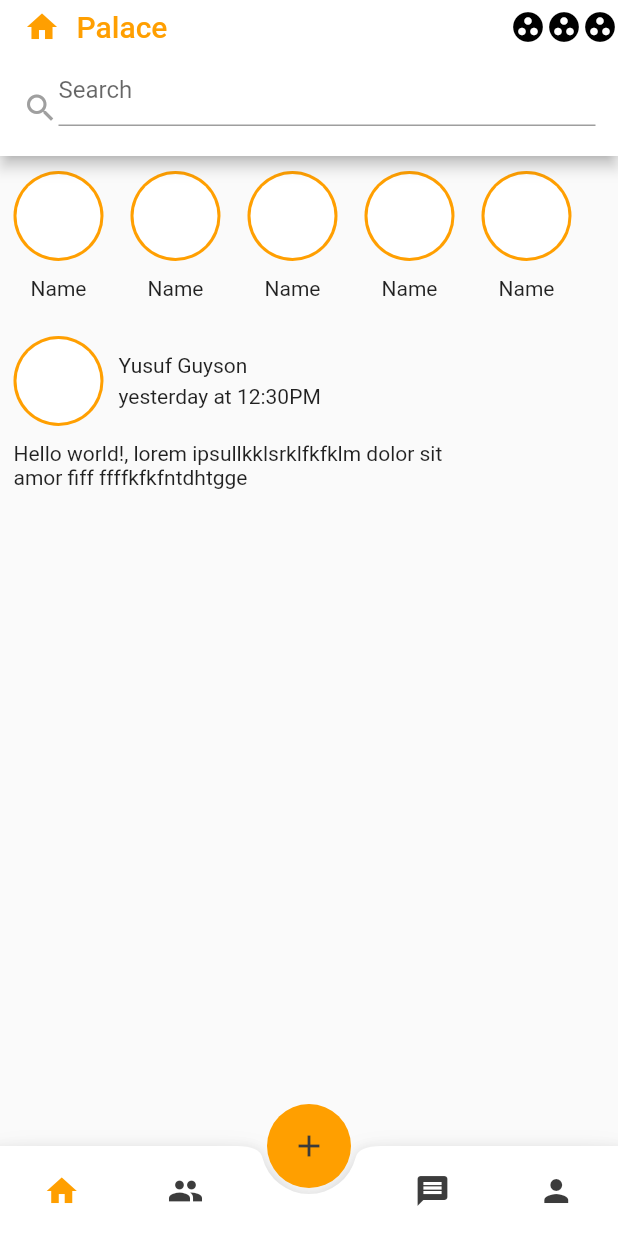
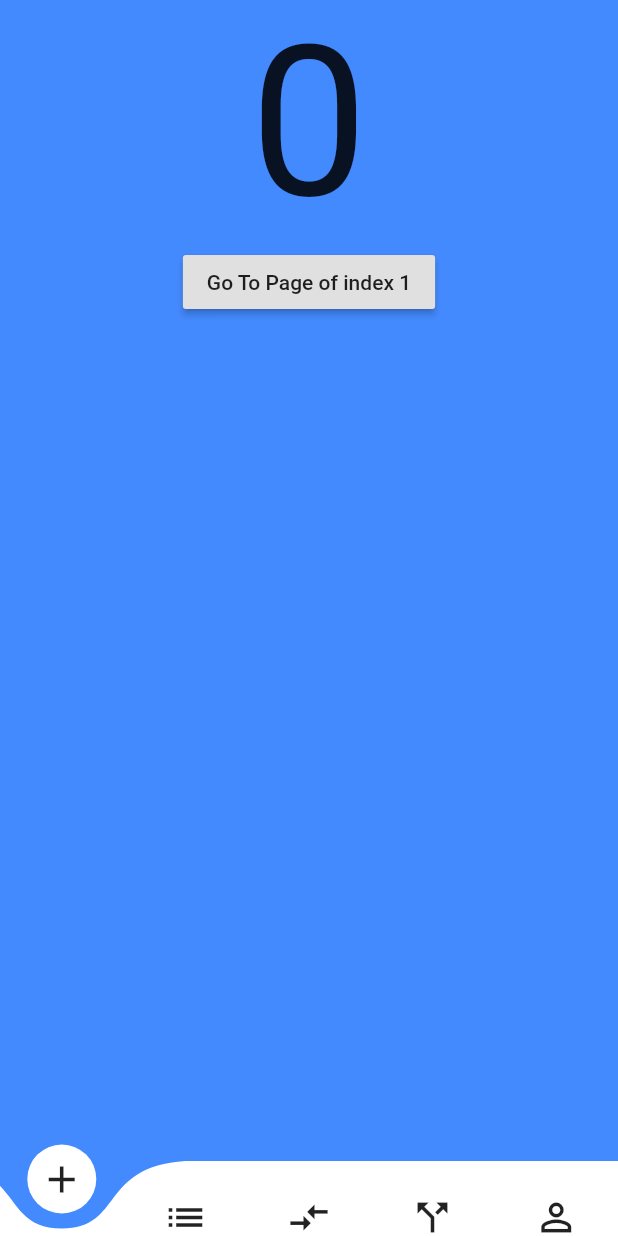
Before and after one commit to Ugly-Palace/the_palace, a Flutter app: the screen it shows after launch, after a tap on "LOGIN", on a phone screen of 412 x 824 dp. Run offline on Flutter 3.47's test engine with Material 2 defaults, Android fonts, the phone set to English and light mode, and no system bars; drawn by our look-alikes of curved_navigation_bar.

Commit message:
changed bottom nav bar, add fontawesome icons

```diff
--- a/lib/main.dart
+++ b/lib/main.dart
@@ -16,7 +16,7 @@ class MyApp extends StatelessWidget {
       routes: {
         AuthScreen.id: (context) => AuthScreen(),
         HomeScreen.id: (context) => HomeScreen(),
-        BottomNavigator.id: (context) => BottomNavigator(),
+        BottomNavBar.id: (context) => BottomNavBar(),
       },
     );
   }
--- a/lib/widgets/bottom_navigator.dart
+++ b/lib/widgets/bottom_navigator.dart
@@ -1,98 +1,58 @@
+import 'package:curved_navigation_bar/curved_navigation_bar.dart';
 import 'package:flutter/material.dart';
-import 'package:thepalace/screens/home_screen.dart';
-import 'package:thepalace/screens/profile_screen.dart';
 
-import 'fab_bottom_bar.dart';
-
-class BottomNavigator extends StatefulWidget {
-  static const String id = 'BottomNavigator';
-
+class BottomNavBar extends StatefulWidget {
+  static String id = 'bottome';
   @override
-  _BottomNavigatorState createState() => new _BottomNavigatorState();
+  _BottomNavBarState createState() => _BottomNavBarState();
 }
 
-class _BottomNavigatorState extends State<BottomNavigator>
-    with TickerProviderStateMixin {
-  PageController pageController;
-
-  @override
-  void initState() {
-    pageController = PageController();
-    super.initState();
-  }
-
-  List<Widget> screens = [
-    HomeScreen(),
-    HomeScreen(),
-    HomeScreen(),
-    ProfileScreen(),
-  ];
-  int pageIndex = 0;
-
-  onPageChanged(int pageIndex) {
-    this.pageIndex = pageIndex;
-  }
-
-  String _lastSelected = 'TAB: 0';
-
-  void _selectedTab(int index) {
-    setState(() {
-      pageIndex = index;
-    });
-  }
-
-  void _selectedFab(int index) {
-    setState(() {
-      _lastSelected = 'FAB: $index';
-    });
-  }
-
-  @override
-  void dispose() {
-    pageController.dispose();
-    super.dispose();
-  }
+class _BottomNavBarState extends State<BottomNavBar> {
+  int _page = 0;
+  GlobalKey _bottomNavigationKey = GlobalKey();
 
   @override
   Widget build(BuildContext context) {
     return Scaffold(
-      body: screens[pageIndex],
-      bottomNavigationBar: FABBottomAppBar(
-        //Do the curved bottom nav
-        centerItemText: '',
-        color: Color(0xff3C3C3C),
-        selectedColor: Color(0xffFF9F00),
-        notchedShape: CircularNotchedRectangle(),
-        onTabSelected: _selectedTab,
-        items: [
-          FABBottomAppBarItem(iconData: Icons.home),
-          FABBottomAppBarItem(
-            iconData: Icons.group,
+        bottomNavigationBar: CurvedNavigationBar(
+          key: _bottomNavigationKey,
+          index: 0,
+          height: 50.0,
+          items: <Widget>[
+            Icon(Icons.add, size: 30),
+            Icon(Icons.list, size: 30),
+            Icon(Icons.compare_arrows, size: 30),
+            Icon(Icons.call_split, size: 30),
+            Icon(Icons.perm_identity, size: 30),
+          ],
+          color: Colors.white,
+          buttonBackgroundColor: Colors.white,
+          backgroundColor: Colors.blueAccent,
+          animationCurve: Curves.easeInOut,
+          animationDuration: Duration(milliseconds: 600),
+          onTap: (index) {
+            setState(() {
+              _page = index;
+            });
+          },
+        ),
+        body: Container(
+          color: Colors.blueAccent,
+          child: Center(
+            child: Column(
+              children: <Widget>[
+                Text(_page.toString(), textScaleFactor: 10.0),
+                RaisedButton(
+                  child: Text('Go To Page of index 1'),
+                  onPressed: () {
+                    final CurvedNavigationBarState navBarState =
+                        _bottomNavigationKey.currentState;
+                    navBarState.setPage(1);
+                  },
+                )
+              ],
+            ),
           ),
-          FABBottomAppBarItem(
-            iconData: Icons.message,
-          ),
-          FABBottomAppBarItem(
-            iconData: Icons.person,
-          ),
-        ],
-      ),
-      floatingActionButtonLocation: FloatingActionButtonLocation.centerDocked,
-      floatingActionButton: FloatingActionButton(
-        backgroundColor: Color(0xffFF9F00),
-        elevation: 0,
-        onPressed: () {},
-        child: Icon(
-          Icons.add,
-          color: Color(0xff3B3B3B),
-        ),
-      ),
-    );
+        ));
   }
 }
-//PageView(
-//physics: NeverScrollableScrollPhysics(),
-//controller: pageController,
-//children: screens,
-//onPageChanged: onPageChanged,
-//),
--- a/lib/widgets/login_tab.dart
+++ b/lib/widgets/login_tab.dart
@@ -51,7 +51,7 @@ class LoginTab extends StatelessWidget {
                   AuthButton(
                     title: 'LOGIN',
                     onTap: () {
-                      Navigator.of(context).pushNamed(BottomNavigator.id);
+                      Navigator.of(context).pushNamed(BottomNavBar.id);
                     },
                   ),
                 ],
--- a/pubspec.yaml
+++ b/pubspec.yaml
@@ -26,6 +26,7 @@ dependencies:
   curved_navigation_bar: ^0.3.2
   cloud_firestore: ^0.13.6
   firebase_auth: ^0.16.1
+  font_awesome_flutter: ^8.8.1
 
 dev_dependencies:
   flutter_test:
```
Also changed, not shown: 1 other file.
